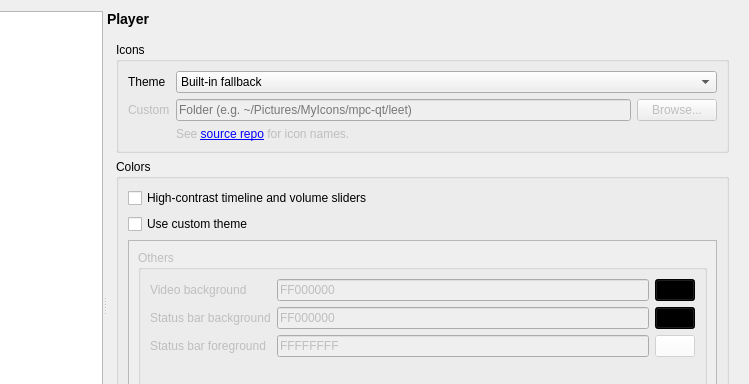
mpc-qt/mpc-qt, file src/settingswindow.ui: the form before one commit; both pictures show x 147 to 896 and y 0 to 384 of the 896 by 638 pixel window.
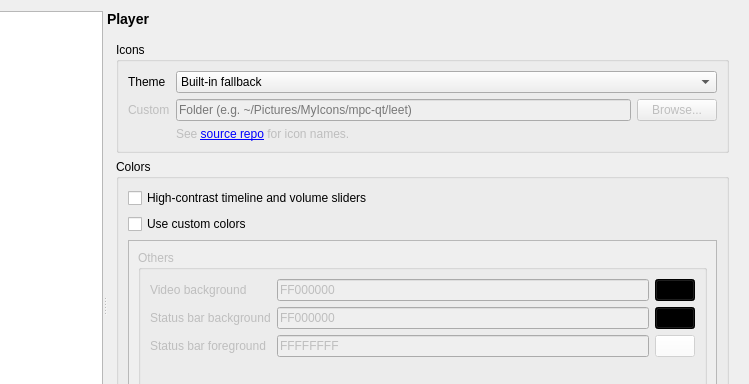
The form after the commit.

Commit message:
settingswindow: Rename "Use custom theme" to "Use custom colors"
To better separate this setting from the icons setting.

Patch:
```diff
--- a/src/settingswindow.ui
+++ b/src/settingswindow.ui
@@ -707,7 +707,7 @@
               <item>
                <widget class="QCheckBox" name="interfaceWidgetCustom">
                 <property name="text">
-                 <string>Use custom theme</string>
+                 <string>Use custom colors</string>
                 </property>
                 <property name="checked">
                  <bool>false</bool>
```
The commit also changes 17 other files.
